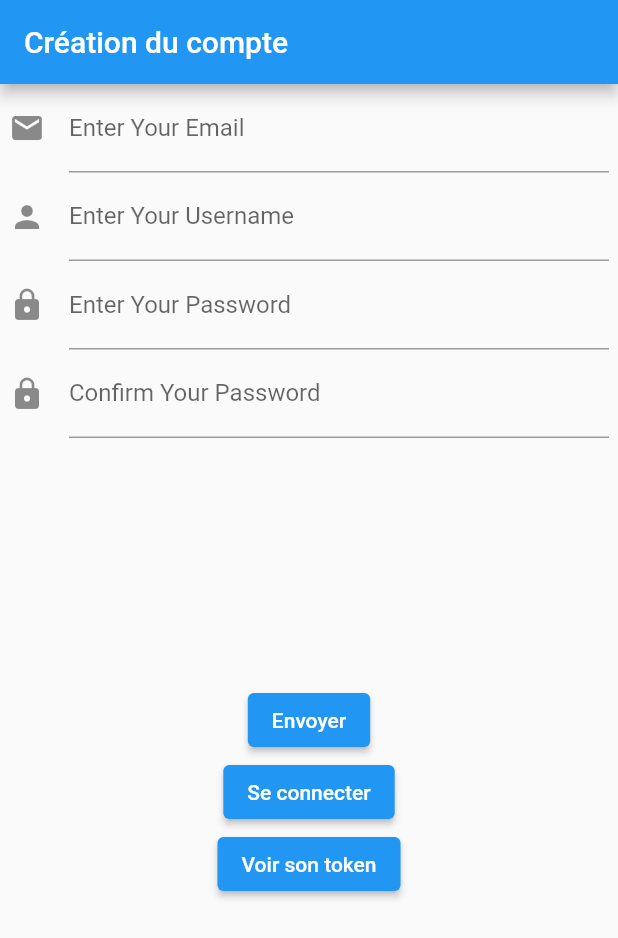
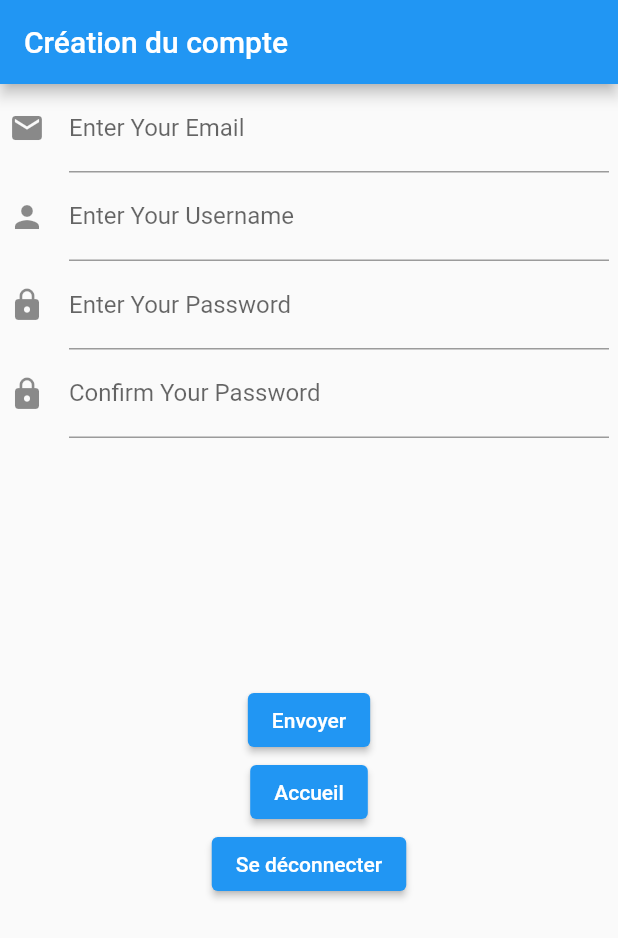
Before and after one commit to arthur-frisch/casino_v2, a Flutter app: the screen it shows after launch, after a tap on "Se connecter", after a tap on "Créer un compte", on a phone screen of 412 x 824 dp. Shown: the top 938 px of the screen. Run offline on Flutter 3.47's test engine with Material 2 defaults, Android fonts, the phone set to English and light mode, and no system bars; our stand-ins replace dio, flutter_secure_storage, go_router; network calls fail.

Commit message:
add logOut button

```diff
--- a/lib/game.dart
+++ b/lib/game.dart
@@ -1,5 +1,4 @@
 import 'package:casino_v2/providers/token.dart';
-import 'package:casino_v2/widget/login_form.dart';
 import 'package:flutter/material.dart';
 import 'package:go_router/go_router.dart';
 import 'package:provider/provider.dart';
--- a/lib/main.dart
+++ b/lib/main.dart
@@ -1,8 +1,11 @@
 import 'package:casino_v2/game.dart';
 import 'package:casino_v2/login.dart';
+import 'package:casino_v2/models/token_storage.dart';
+import 'package:casino_v2/providers/token.dart';
 import 'package:casino_v2/widget/register_form.dart';
 import 'package:flutter/material.dart';
 import 'package:go_router/go_router.dart';
+import 'package:provider/provider.dart';
 
 // GoRouter configuration
 final _router = GoRouter(
@@ -17,7 +20,8 @@ final _router = GoRouter(
     ),
     GoRoute(
       path: '/game',
-      builder: (context, state) => const Game(), )
+      builder: (context, state) => const Game(),
+    ),
   ],
 );
 void main() {
@@ -38,18 +42,53 @@ class MyApp extends StatelessWidget {
 class MyHomePage extends StatelessWidget {
   const MyHomePage({super.key});
 
+  Future<String> isLogin(TokenModel model) async {
+    return "${await model.storageService.readSecureData("access_token")}";
+  }
+
+  void logOut(BuildContext context, TokenModel model) {
+    model.storageService = StorageService(); // Reset des tokens;
+    context.go('/login');
+  }
+
   @override
   Widget build(BuildContext context) {
-    return Scaffold(
+    return ChangeNotifierProvider(
+      create: (_) => TokenModel(),
+      child: Consumer<TokenModel>(
+        builder: (context, model, child) =>Scaffold(
           appBar: AppBar(
           title: const Text("Création du compte"),
         ),
         body:
           Column(children: [
             const RegisterForm(),
-          ElevatedButton(onPressed: () => context.go('/login'), child: const Text("Se connecter"),),
-          ElevatedButton(onPressed: () => context.go('/game'), child: const Text("Voir son token"),),
+            FutureBuilder<String>(
+              future: isLogin(TokenModel()),
+              builder: (context, AsyncSnapshot<String> snapshot) {
+                if (snapshot.hasData) {
+                  // Si token
+                  if (snapshot.data?.isNotEmpty == true && snapshot.data != "null") {
+                    return Column(children: [
+                        ElevatedButton(onPressed: () => context.go('/game'), child: const Text("Accueil")),
+                        ElevatedButton(onPressed: () => logOut(context, model), child: const Text("Se déconnecter"))
+                      ]
+                    );
+                  } else {
+                    return Column(
+                      children: [
+                        ElevatedButton(onPressed: () => context.go('/login'), child: const Text("Se connecter")),
                       ],
+                    );
+                  }
+                } else {
+                  return const CircularProgressIndicator();
+                }
+              }
+            )
+          ],
+        )
+      )
     )
     );
   }
--- a/lib/widget/register_form.dart
+++ b/lib/widget/register_form.dart
@@ -1,7 +1,5 @@
-import 'package:casino_v2/login.dart';
 import 'package:flutter/material.dart';
 import 'package:dio/dio.dart';
-import 'package:go_router/go_router.dart';
 
 class RegisterForm extends StatefulWidget {
   const RegisterForm({super.key});
```
Lines whose indentation alone changed are shown as unchanged.
